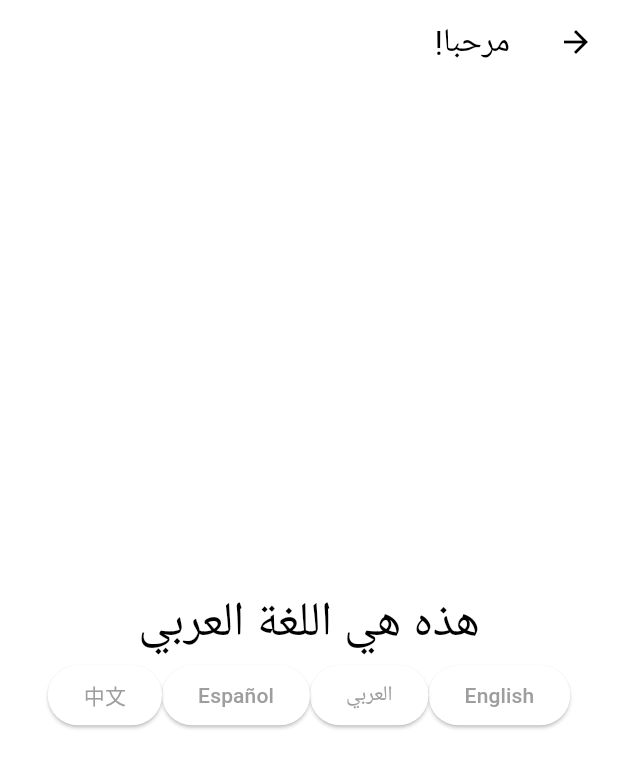
After one commit to ceogyamfi/ALIN, a Flutter app: the AppLang screen opened directly, after a tap on "العربي", on a phone screen of 412 x 824 dp. The commit adds this screen. Shown: the top 768 px of the screen. Run offline on Flutter 3.47's test engine with Material 3 defaults, Android fonts, the phone set to English and light mode, and no system bars; our stand-ins replace shared_preferences; accounts and stored records are empty.

Commit message:
implemented language translation feature, doesnt quite reflect all across but minor fixes upcoming

```diff
--- /dev/null
+++ b/alin_ai/i18n/ar.json
@@ -0,0 +1,4 @@
+{
+    "title": "مرحبا!",
+    "Message" : "هذه هي اللغة العربي"
+  }
--- /dev/null
+++ b/alin_ai/i18n/en.json
@@ -0,0 +1,4 @@
+{
+    "title": "Hello!",
+    "Message": "This is English"
+}
--- /dev/null
+++ b/alin_ai/i18n/es.json
@@ -0,0 +1,4 @@
+{
+    "title": "¡Hola!",
+    "Message": "Esto es español"
+}
--- /dev/null
+++ b/alin_ai/i18n/zh.json
@@ -0,0 +1,4 @@
+{
+    "title": "你好！",
+    "Message": "这是中文"
+}
--- /dev/null
+++ b/alin_ai/lib/language/app_language.dart
@@ -0,0 +1,69 @@
+import 'package:flutter/material.dart';
+import 'package:shared_preferences/shared_preferences.dart';
+
+class AppLanguage extends ChangeNotifier {
+  Locale _appLocale = const Locale('en');
+
+  Locale get appLocal => _appLocale;
+  fetchLocale() async {
+    var prefs = await SharedPreferences.getInstance();
+    if (prefs.getString('language_code') == null) {
+      _appLocale = const Locale('en');
+      return Null;
+    }
+    _appLocale = Locale(prefs.getString('language_code') ?? 'en');
+    return Null;
+  }
+
+  // void changeLanguage(Locale type) async {
+  //   var prefs = await SharedPreferences.getInstance();
+  //   if (_appLocale == type) {
+  //     return;
+  //   }
+  //   if (type == const Locale("ar")) {
+  //     _appLocale = const Locale("ar");
+  //     await prefs.setString('language_code', 'ar');
+  //     await prefs.setString('countryCode', '');
+  //   } else if (type == const Locale("es")) {
+  //     _appLocale = const Locale("es");
+  //     await prefs.setString('language_code', 'es');
+  //     await prefs.setString('countryCode', '');
+  //   } else if (type == const Locale("zh")) {
+  //     _appLocale = const Locale("zh");
+  //     await prefs.setString('language_code', 'zh');
+  //     await prefs.setString('countryCode', '');
+  //   } else {
+  //     _appLocale = const Locale("en");
+  //     await prefs.setString('language_code', 'en');
+  //     await prefs.setString('countryCode', 'US');
+  //   }
+  //   notifyListeners();
+  // }
+
+  void changeLanguage(Locale type) async {
+    var prefs = await SharedPreferences.getInstance();
+    if (_appLocale == type) {
+      return;
+    }
+    _appLocale = type;
+    notifyListeners();
+    if (type.languageCode == "ar") {
+      _appLocale = const Locale("ar", "");
+      await prefs.setString('language_code', 'ar');
+      await prefs.setString('countryCode', '');
+    } else if (type.languageCode == "es") {
+      _appLocale = const Locale("es", "");
+      await prefs.setString('language_code', 'es');
+      await prefs.setString('countryCode', '');
+    } else if (type.languageCode == "zh") {
+      _appLocale = const Locale("zh", "");
+      await prefs.setString('language_code', 'zh');
+      await prefs.setString('countryCode', '');
+    } else {
+      _appLocale = const Locale("en", "US");
+      await prefs.setString('language_code', 'en');
+      await prefs.setString('countryCode', 'US');
+    }
+    notifyListeners();
+  }
+}
--- /dev/null
+++ b/alin_ai/lib/language/lang_localization.dart
@@ -0,0 +1,56 @@
+import 'dart:convert';
+import 'package:flutter/material.dart';
+import 'package:flutter/services.dart';
+
+class AppLocalizations {
+  final Locale locale;
+
+  AppLocalizations(this.locale) : _localizedStrings = {};
+
+  static AppLocalizations? of(BuildContext context) {
+    return Localizations.of<AppLocalizations>(context, AppLocalizations);
+  }
+
+  static const LocalizationsDelegate<AppLocalizations> delegate =
+      _AppLocalizationsDelegate();
+
+  Map<String, String> _localizedStrings;
+
+  Future<bool> load() async {
+    // Load the language JSON file from the "lang" folder
+    String jsonString =
+        await rootBundle.loadString('i18n/${locale.languageCode}.json');
+    Map<String, dynamic> jsonMap = json.decode(jsonString);
+
+    _localizedStrings = jsonMap.map((key, value) {
+      return MapEntry(key, value.toString());
+    });
+
+    return true;
+  }
+
+  // This method will be called from every widget which needs a localized text
+  String? translate(String key) {
+    return _localizedStrings[key];
+  }
+}
+
+class _AppLocalizationsDelegate
+    extends LocalizationsDelegate<AppLocalizations> {
+  const _AppLocalizationsDelegate();
+
+  @override
+  bool isSupported(Locale locale) {
+    return ['en', 'ar', 'es', 'zh'].contains(locale.languageCode);
+  }
+
+  @override
+  Future<AppLocalizations> load(Locale locale) async {
+    AppLocalizations localizations = AppLocalizations(locale);
+    await localizations.load();
+    return localizations;
+  }
+
+  @override
+  bool shouldReload(_AppLocalizationsDelegate old) => false;
+}
--- a/alin_ai/lib/main.dart
+++ b/alin_ai/lib/main.dart
@@ -1,29 +1,57 @@
 import 'package:alin_ai/font_control/fontslider_provider.dart';
+import 'package:alin_ai/language/app_language.dart';
+import 'package:alin_ai/language/lang_localization.dart';
 import 'package:alin_ai/pages/home_page.dart';
 import 'package:alin_ai/theme/theme_provider.dart';
 import 'package:flutter/material.dart';
+import 'package:flutter_localizations/flutter_localizations.dart';
 import 'package:provider/provider.dart';
 
-void main() {
+void main() async {
+  WidgetsFlutterBinding.ensureInitialized();
+  AppLanguage appLanguage = AppLanguage();
+  await appLanguage.fetchLocale();
   runApp(MultiProvider(
     providers: [
       ChangeNotifierProvider(
         create: (context) => ThemeProvider(),
       ),
       ChangeNotifierProvider(create: (context) => FontSliderProvider()),
+      ChangeNotifierProvider.value(value: appLanguage),
     ],
-    child: const MainApp(),
+    child: MainApp(
+      appLanguage: appLanguage,
+    ),
   ));
 }
 
 class MainApp extends StatelessWidget {
-  const MainApp({super.key});
+  final AppLanguage appLanguage;
+
+  const MainApp({super.key, required this.appLanguage});
 
   @override
   Widget build(BuildContext context) {
-    return MaterialApp(
-      home: const HomePage(),
-      theme: Provider.of<ThemeProvider>(context).themeData,
+    return ChangeNotifierProvider<AppLanguage>(
+      create: (_) => appLanguage,
+      child: Consumer<AppLanguage>(builder: (context, model, child) {
+        return MaterialApp(
+          locale: model.appLocal,
+          supportedLocales: const [
+            Locale('en', 'US'),
+            Locale('ar', ''),
+            Locale('es', ''),
+            Locale('zh', ''),
+          ],
+          localizationsDelegates: const [
+            AppLocalizations.delegate,
+            GlobalMaterialLocalizations.delegate,
+            GlobalWidgetsLocalizations.delegate,
+          ],
+          home: const HomePage(),
+          theme: Provider.of<ThemeProvider>(context).themeData,
+        );
+      }),
     );
   }
 }
--- /dev/null
+++ b/alin_ai/lib/pages/change_app_language.dart
@@ -0,0 +1,59 @@
+import 'package:alin_ai/language/app_language.dart';
+import 'package:alin_ai/language/lang_localization.dart';
+import 'package:flutter/material.dart';
+import 'package:provider/provider.dart';
+
+class AppLang extends StatelessWidget {
+  const AppLang({super.key});
+
+  @override
+  Widget build(BuildContext context) {
+    var appLanguage = Provider.of<AppLanguage>(context);
+    return Scaffold(
+      appBar: AppBar(
+        title: Text(AppLocalizations.of(context)?.translate('title') ?? ''),
+      ),
+      body: Center(
+        child: Column(
+          mainAxisAlignment: MainAxisAlignment.center,
+          crossAxisAlignment: CrossAxisAlignment.center,
+          children: <Widget>[
+            Text(
+              AppLocalizations.of(context)?.translate('Message') ?? '',
+              style: const TextStyle(fontSize: 32),
+            ),
+            Row(
+              mainAxisAlignment: MainAxisAlignment.center,
+              children: <Widget>[
+                ElevatedButton(
+                  onPressed: () {
+                    appLanguage.changeLanguage(const Locale("en"));
+                  },
+                  child: const Text('English'),
+                ),
+                ElevatedButton(
+                  onPressed: () {
+                    appLanguage.changeLanguage(const Locale("ar"));
+                  },
+                  child: const Text('العربي'),
+                ),
+                ElevatedButton(
+                  onPressed: () {
+                    appLanguage.changeLanguage(const Locale("es"));
+                  },
+                  child: const Text('Español'),
+                ),
+                ElevatedButton(
+                  onPressed: () {
+                    appLanguage.changeLanguage(const Locale("zh"));
+                  },
+                  child: const Text('中文'),
+                ),
+              ],
+            )
+          ],
+        ),
+      ),
+    );
+  }
+}
--- a/alin_ai/lib/pages/home_page.dart
+++ b/alin_ai/lib/pages/home_page.dart
@@ -1,5 +1,8 @@
 import "package:alin_ai/components/drawer.dart";
+import "package:alin_ai/font_control/fontslider_provider.dart";
+import "package:alin_ai/language/lang_localization.dart";
 import "package:flutter/material.dart";
+import "package:provider/provider.dart";
 
 class HomePage extends StatefulWidget {
   const HomePage({super.key});
@@ -14,8 +17,19 @@ class _HomePageState extends State<HomePage> {
     return Scaffold(
       backgroundColor: Theme.of(context).colorScheme.background,
       appBar: AppBar(
-        title: const Center(
-          child: Text("ALIN"),
+        title: Center(
+          child: Image.asset(
+            'lib/images/ALIN_logo.png',
+            width: 80,
+            height: 80,
+          ),
+          // child: Text(
+          //   AppLocalizations.of(context)?.translate('ALIN') ?? 'ALIN',
+          //   style: TextStyle(
+          //       fontSize: Provider.of<FontSliderProvider>(context).value,
+          //       fontWeight: FontWeight.bold),
+          // ),
+          // child: Text("ALIN"),
         ),
       ),
       drawer: const MyDrawer(),
```
Also changed, not shown: alin_ai/lib/components/drawer.dart (+62 -10 lines), alin_ai/lib/pages/settings_page.dart (+7 -2 lines), alin_ai/pubspec.yaml (+6 -1 lines), alin_ai/lib/images/ALIN_logo.png (added), alin_ai/pubspec.lock, 2 other files.
